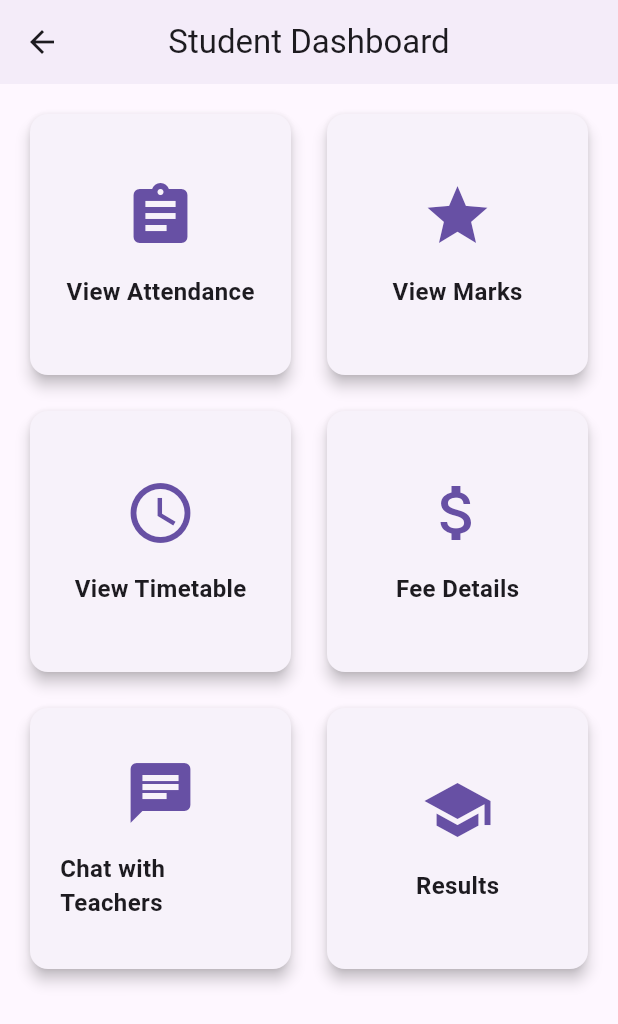
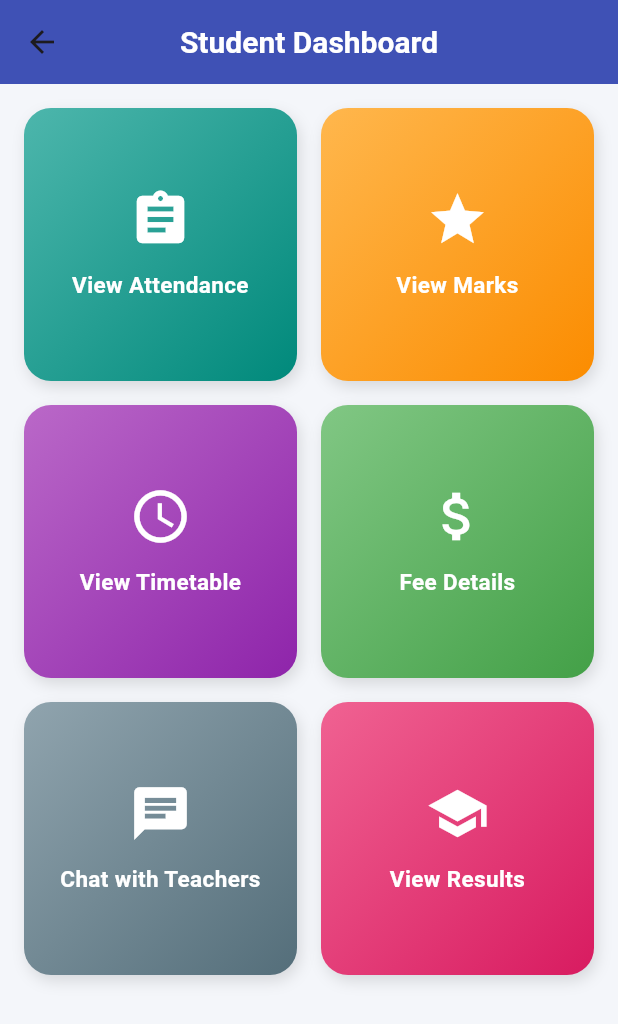
Before and after one commit to tejuxx76/schoolappproject, a Flutter app: the StudentPage screen opened directly, on a phone screen of 412 x 824 dp. Shown: the top 1024 px of the screen. Run offline on Flutter 3.47's test engine with Material 3 defaults, Android fonts, the light colour scheme and no system bars; our stand-ins replace shared_preferences; accounts and stored records are empty.

Commit message:
Update student_page.dart

```diff
--- a/lib/student_page.dart
+++ b/lib/student_page.dart
@@ -1,7 +1,7 @@
 import 'dart:convert';
 import 'package:flutter/material.dart';
 import 'package:http/http.dart' as http;
-import 'screens/attendance_screen.dart';  // Adjust path as needed
+import 'screens/attendance_screen.dart';
 import 'screens/marks_screen.dart';
 import 'screens/timetable_screen.dart';
 import 'screens/fees_screen.dart';
@@ -11,14 +11,13 @@ class StudentPage extends StatelessWidget {
   const StudentPage({super.key});
 
   final String baseUrl = 'http://localhost/school_app/api/student';
-  // Replace 'localhost' with your PC IP if testing on real device
+  final int studentId = 101; // Used consistently
 
   Future<void> fetchAndShowData(BuildContext context, String apiEndpoint, String title) async {
     try {
       final response = await http.get(Uri.parse('$baseUrl/$apiEndpoint'));
       if (response.statusCode == 200) {
         final data = jsonDecode(response.body);
-
         showDialog(
           context: context,
           builder: (_) => AlertDialog(
@@ -48,37 +47,64 @@ class StudentPage extends StatelessWidget {
     }
   }
 
-  @override
-  Widget build(BuildContext context) {
-    // A helper function to build cards to reduce repetition
-    Widget buildCard({required IconData icon, required String title, required VoidCallback onTap, Color? color}) {
-      return Card(
-        elevation: 4,
-        shape: RoundedRectangleBorder(borderRadius: BorderRadius.circular(12)),
-        child: InkWell(
-          borderRadius: BorderRadius.circular(12),
+  Widget buildCard({
+    required BuildContext context,
+    required IconData icon,
+    required String title,
+    required VoidCallback onTap,
+    Color? iconColor,
+    Color? gradientStart,
+    Color? gradientEnd,
+  }) {
+    return GestureDetector(
       onTap: onTap,
-          splashColor: Colors.blue.withAlpha(30),
       child: Container(
+        decoration: BoxDecoration(
+          gradient: LinearGradient(
+            colors: [gradientStart ?? Colors.blue.shade200, gradientEnd ?? Colors.blueAccent],
+            begin: Alignment.topLeft,
+            end: Alignment.bottomRight,
+          ),
+          borderRadius: BorderRadius.circular(18),
+          boxShadow: [
+            BoxShadow(
+              color: Colors.black12,
+              blurRadius: 8,
+              offset: Offset(2, 4),
+            ),
+          ],
+        ),
         padding: const EdgeInsets.all(20),
         child: Column(
           mainAxisAlignment: MainAxisAlignment.center,
           children: [
-                Icon(icon, size: 48, color: color ?? Theme.of(context).primaryColor),
-                const SizedBox(height: 15),
-                Text(title, style: const TextStyle(fontSize: 16, fontWeight: FontWeight.bold)),
+            Icon(icon, size: 42, color: iconColor ?? Colors.white),
+            const SizedBox(height: 12),
+            Text(
+              title,
+              textAlign: TextAlign.center,
+              style: const TextStyle(
+                color: Colors.white,
+                fontSize: 15,
+                fontWeight: FontWeight.w600,
+              ),
+            ),
           ],
-            ),
         ),
       ),
     );
   }
 
+  @override
+  Widget build(BuildContext context) {
     return Scaffold(
+      backgroundColor: const Color(0xFFF4F6FA),
       appBar: AppBar(
         title: const Text('Student Dashboard'),
         centerTitle: true,
-        elevation: 2,
+        elevation: 0,
+        backgroundColor: Colors.indigo,
+        titleTextStyle: const TextStyle(fontSize: 20, fontWeight: FontWeight.bold, color: Colors.white),
       ),
       body: Padding(
         padding: const EdgeInsets.all(16),
@@ -88,70 +114,73 @@ class StudentPage extends StatelessWidget {
           mainAxisSpacing: 16,
           children: [
             buildCard(
+              context: context,
               icon: Icons.assignment,
               title: 'View Attendance',
               onTap: () {
-                Navigator.push(
-                  context,
-                  MaterialPageRoute(builder: (context) => AttendanceScreen(studentId: 1)),
-                );
+                Navigator.push(context, MaterialPageRoute(builder: (_) => AttendanceScreen(studentId: studentId)));
               },
+              gradientStart: Colors.teal.shade300,
+              gradientEnd: Colors.teal.shade600,
             ),
             buildCard(
+              context: context,
               icon: Icons.grade,
               title: 'View Marks',
               onTap: () {
-                Navigator.push(
-                  context,
-                  MaterialPageRoute(builder: (_) => MarksScreen(studentId: 101)),
-                );
+                Navigator.push(context, MaterialPageRoute(builder: (_) => MarksScreen(studentId: studentId)));
               },
+              gradientStart: Colors.orange.shade300,
+              gradientEnd: Colors.orange.shade600,
             ),
             buildCard(
+              context: context,
               icon: Icons.schedule,
               title: 'View Timetable',
               onTap: () {
-                Navigator.push(
-                  context,
-                  MaterialPageRoute(builder: (_) => TimetableScreen(studentId: 101)),
-                );
+                Navigator.push(context, MaterialPageRoute(builder: (_) => TimetableScreen(studentId: studentId)));
               },
+              gradientStart: Colors.purple.shade300,
+              gradientEnd: Colors.purple.shade600,
             ),
             buildCard(
+              context: context,
               icon: Icons.attach_money,
               title: 'Fee Details',
               onTap: () {
-                Navigator.push(
-                  context,
-                  MaterialPageRoute(builder: (_) => FeesScreen(studentId: 101)),
-                );
+                Navigator.push(context, MaterialPageRoute(builder: (_) => FeesScreen(studentId: studentId)));
               },
+              gradientStart: Colors.green.shade300,
+              gradientEnd: Colors.green.shade600,
             ),
             buildCard(
+              context: context,
               icon: Icons.chat,
               title: 'Chat with Teachers',
               onTap: () {
                 showDialog(
                   context: context,
                   builder: (_) => AlertDialog(
-                    title: const Text('Chat Feature'),
-                    content: const Text('Chat feature coming soon!'),
+                    title: const Text('Coming Soon'),
+                    content: const Text('Chat feature is under development.'),
                     actions: [
-                      TextButton(onPressed: () => Navigator.pop(context), child: const Text('Close')),
+                      TextButton(onPressed: () => Navigator.pop(context), child: const Text('OK')),
                     ],
                   ),
                 );
               },
+              gradientStart: Colors.blueGrey.shade300,
+              gradientEnd: Colors.blueGrey.shade600,
             ),
             buildCard(
+              context: context,
               icon: Icons.school,
-              title: 'Results',
+              title: 'View Results',
               onTap: () {
-                Navigator.push(
-                  context,
-                  MaterialPageRoute(builder: (_) => ResultsScreen(studentId: 101)),
-                );
+                Navigator.push(context, MaterialPageRoute(builder: (_) => ResultsScreen(studentId: studentId)));
               },
+              gradientStart: Colors.pink.shade300,
+              gradientEnd: Colors.pink.shade600,
             ),
           ],
         ),
```
Lines whose indentation alone changed are shown as unchanged.
